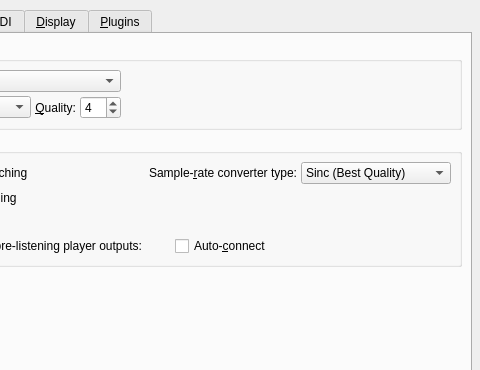
This is src/qtractorOptionsForm.ui in rncbc/qtractor as Qt 5 draws it before an edit; both pictures show x 156 to 636 and y 0 to 370 of the 636 by 546 pixel window. The edited form follows.
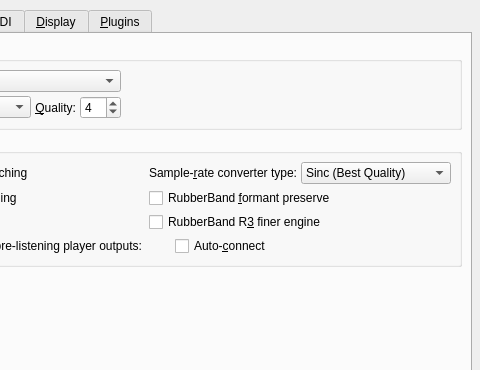
This is the edited form. The open tabs and pages were chosen to show the change. Icons and pictures are not drawn. Custom widgets are drawn as their Qt base class.

Commit message: - Specific to (lib)RubberBand time-stretching and pitch-shifting,   formant preserve and finer (R3) engine processing are now added   to audio clip/playback options. (EXPERIMENTAL)

```diff
--- a/src/qtractorOptionsForm.ui
+++ b/src/qtractorOptionsForm.ui
@@ -952,6 +952,22 @@
             </property>
            </widget>
           </item>
+          <item row="1" column="2" colspan="4">
+           <widget class="QCheckBox" name="AudioRubberBandFormantCheckBox">
+            <property name="font">
+             <font>
+              <weight>50</weight>
+              <bold>false</bold>
+             </font>
+            </property>
+            <property name="toolTip">
+             <string>Whether to use RubberBand formant preserve</string>
+            </property>
+            <property name="text">
+             <string>RubberBand &amp;formant preserve</string>
+            </property>
+           </widget>
+          </item>
           <item row="2" column="0">
            <widget class="QCheckBox" name="AudioWsolaQuickSeekCheckBox">
             <property name="font">
@@ -968,6 +984,22 @@
             </property>
            </widget>
           </item>
+          <item row="2" column="2" colspan="4">
+           <widget class="QCheckBox" name="AudioRubberBandFinerR3CheckBox">
+            <property name="font">
+             <font>
+              <weight>50</weight>
+              <bold>false</bold>
+             </font>
+            </property>
+            <property name="toolTip">
+             <string>Whether to use RubberBand R3 finer engine</string>
+            </property>
+            <property name="text">
+             <string>RubberBand R&amp;3 finer engine</string>
+            </property>
+           </widget>
+          </item>
           <item row="3" column="0" colspan="3">
            <widget class="QCheckBox" name="AudioPlayerBusCheckBox">
             <property name="font">
```
Left out of the diff: 4 changed lines with no effect on the pictures. The commit also changes 27 other files.
